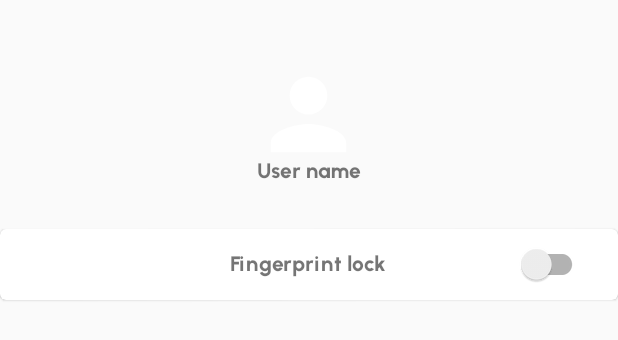
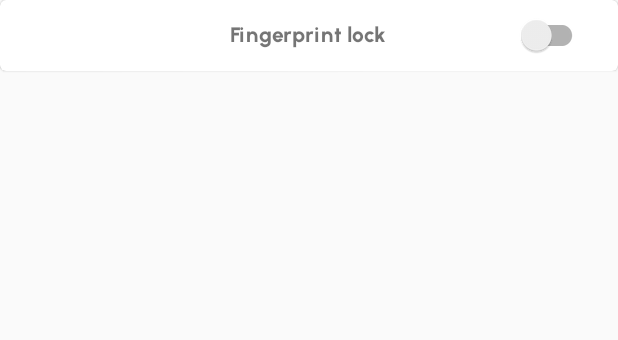
Before and after one commit to Abijith-v/Diary, an Android app: the layout activity_settings.xml on its own in the app's theme, with its tools: preview values and no code run, on a phone screen of 412 x 824 dp. Shown: the top 340 px of the screen. Run offline under Robolectric (Android 15) with nearby library versions, the phone set to English and light mode, and no system bars.

Commit message:
changed calFrag layout, removed settings Frag and instead added activity for settings

```diff
--- a/app/src/main/AndroidManifest.xml
+++ b/app/src/main/AndroidManifest.xml
@@ -2,7 +2,7 @@
 <manifest xmlns:android="http://schemas.android.com/apk/res/android"
     package="com.example.diary">
 
-    <uses-permission android:name="android.permission.USE_BIOMETRIC"/>
+    <uses-permission android:name="android.permission.USE_BIOMETRIC" />
 
     <application
         android:allowBackup="true"
@@ -11,7 +11,8 @@
         android:roundIcon="@mipmap/ic_launcher_round"
         android:supportsRtl="true"
         android:theme="@style/Theme.Diary">
-        <activity android:name=".repeatedDatesDisplay"></activity>
+        <activity android:name=".settings"></activity>
+        <activity android:name=".repeatedDatesDisplay" />
         <activity android:name=".makeJournal" />
         <activity
             android:name=".splash"
--- a/app/src/main/java/com/example/diary/MainActivity.java
+++ b/app/src/main/java/com/example/diary/MainActivity.java
@@ -11,7 +11,6 @@ import android.widget.RelativeLayout;
 
 import com.example.diary.frags.calendarFrag;
 import com.example.diary.frags.homeFrag;
-import com.example.diary.frags.profileFrag;
 import com.example.diary.frags.reportFrag;
 import com.google.android.material.floatingactionbutton.FloatingActionButton;
 import com.ismaeldivita.chipnavigation.ChipNavigationBar;
@@ -159,10 +158,6 @@ public class MainActivity extends AppCompatActivity {
                         addFab.setVisibility(View.INVISIBLE);
                         frag = new reportFrag();
                         break;
-                    case R.id.bottom_nav_profile:
-                        addFab.setVisibility(View.INVISIBLE);
-                        frag = new profileFrag();
-                        break;
                 }
                 //set frag to the relative layout with id frag_container
                 getSupportFragmentManager().beginTransaction()
--- a/app/src/main/res/layout/fragment_profile.xml
+++ b/app/src/main/res/layout/activity_settings.xml
@@ -1,34 +1,11 @@
 <?xml version="1.0" encoding="utf-8"?>
-<LinearLayout xmlns:android="http://schemas.android.com/apk/res/android"
+<androidx.constraintlayout.widget.ConstraintLayout xmlns:android="http://schemas.android.com/apk/res/android"
     xmlns:tools="http://schemas.android.com/tools"
     android:layout_width="match_parent"
     android:layout_height="match_parent"
     android:orientation="vertical"
-    tools:context=".frags.profileFrag">
+    tools:context=".settings">
 
-    <RelativeLayout
-
-        android:layout_width="match_parent"
-        android:layout_height="wrap_content"
-        android:layout_marginTop="20dp"
-        android:padding="10dp">
-
-        <ImageView
-            android:id="@+id/suerIconProfileFrag"
-            android:layout_width="75dp"
-            android:layout_height="75dp"
-            android:layout_centerInParent="true"
-            android:src="@drawable/user_icon" />
-
-        <TextView
-            android:layout_width="wrap_content"
-            android:layout_height="wrap_content"
-            android:layout_below="@+id/suerIconProfileFrag"
-            android:layout_centerHorizontal="true"
-            android:text="User name" />
-
-
-    </RelativeLayout>
 
     <com.google.android.material.card.MaterialCardView
         android:layout_width="match_parent"
@@ -62,4 +39,4 @@
     </com.google.android.material.card.MaterialCardView>
 
 
-</LinearLayout>
+</androidx.constraintlayout.widget.ConstraintLayout>
--- a/app/src/main/res/layout/fragment_home.xml
+++ b/app/src/main/res/layout/fragment_home.xml
@@ -25,7 +25,7 @@
             android:layout_marginBottom="20dp"
             android:text="Your Journals"
             android:textColor="@color/black"
-            android:textSize="25sp" />
+            android:textSize="22sp" />
 
 
         <ImageView
```
Also changed, not shown: app/src/main/java/com/example/diary/frags/reportFrag.java (+11 -1 lines), app/src/main/java/com/example/diary/settings.java (renamed from app/src/main/java/com/example/diary/frags/profileFrag.java, +11 -16 lines), app/src/main/res/layout/fragment_calendar.xml (+31 -23 lines), app/src/main/res/layout/fragment_report.xml (+19 -1 lines), app/src/main/res/menu/bottom_nav.xml (+1 -10 lines).
